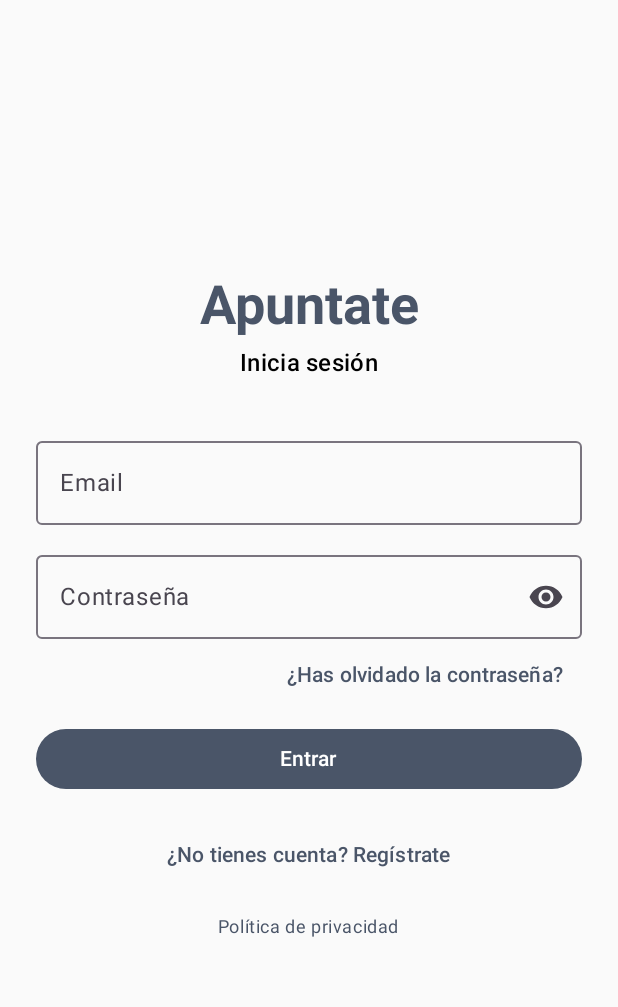
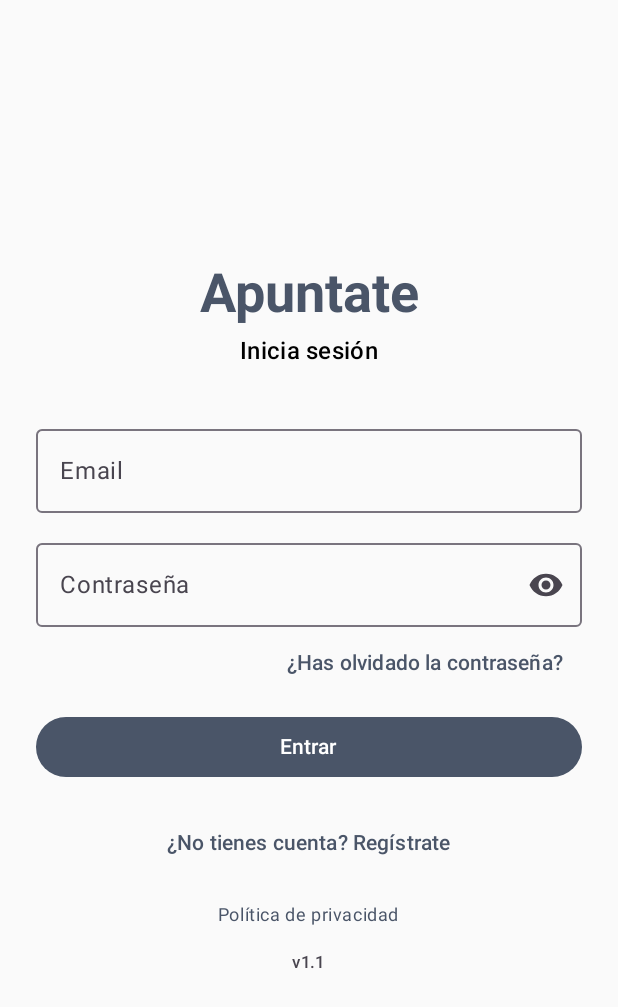
Before and after one commit to petargeorgiev123/apuntate, an Android app built with Jetpack Compose: the screen it shows after launch (MainActivity), on a phone screen of 412 x 824 dp. Shown: the top 1007 px of the screen. Run offline under Robolectric (Android 15) with nearby library versions, the phone set to English and light mode, and no system bars; our stand-ins replace Firebase (no records; nobody signed in at launch, a user with empty details on screens opened directly).

Commit message:
Mostrar la version en login y perfil; version 1.1 (versionCode 3)

```diff
--- a/app/build.gradle.kts
+++ b/app/build.gradle.kts
@@ -14,8 +14,8 @@ android {
         minSdk = 24
         // Google Play exige API 36 para apps nuevas (desde 31/08/2026).
         targetSdk = 36
-        versionCode = 2
-        versionName = "1.0.1"
+        versionCode = 3
+        versionName = "1.1"
 
         testInstrumentationRunner = "androidx.test.runner.AndroidJUnitRunner"
     }
@@ -55,6 +55,8 @@ android {
     }
     buildFeatures {
         compose = true
+        // Necesario para leer BuildConfig.VERSION_NAME (versión visible en login y perfil).
+        buildConfig = true
     }
 
     // Guarda y restaura automáticamente el idioma elegido por el usuario (per-app language).
--- a/app/src/main/java/com/apuntate/auth/AuthScreen.kt
+++ b/app/src/main/java/com/apuntate/auth/AuthScreen.kt
@@ -41,6 +41,7 @@ import androidx.compose.ui.text.style.TextAlign
 import androidx.compose.ui.unit.dp
 import com.apuntate.R
 import com.apuntate.ui.EnlacesLegales
+import com.apuntate.ui.VersionApp
 
 @Composable
 fun AuthScreen(viewModel: AuthViewModel) {
@@ -172,5 +173,6 @@ fun AuthScreen(viewModel: AuthViewModel) {
                 style = MaterialTheme.typography.bodySmall
             )
         }
+        VersionApp()
     }
 }
--- a/app/src/main/java/com/apuntate/cloud/screens/PerfilScreen.kt
+++ b/app/src/main/java/com/apuntate/cloud/screens/PerfilScreen.kt
@@ -64,6 +64,7 @@ import com.apuntate.i18n.Idioma
 import com.apuntate.i18n.LocaleManager
 import com.apuntate.perfil.FotoPerfilStore
 import com.apuntate.ui.EnlacesLegales
+import com.apuntate.ui.VersionApp
 
 @OptIn(ExperimentalMaterial3Api::class)
 @Composable
@@ -202,6 +203,8 @@ fun PerfilScreen(
                 colors = ButtonDefaults.outlinedButtonColors(contentColor = MaterialTheme.colorScheme.error),
                 modifier = Modifier.fillMaxWidth().padding(top = 16.dp)
             ) { Text(stringResource(R.string.eliminar_cuenta)) }
+
+            VersionApp(Modifier.align(Alignment.CenterHorizontally))
         }
     }
 
--- /dev/null
+++ b/app/src/main/java/com/apuntate/ui/VersionApp.kt
@@ -0,0 +1,21 @@
+package com.apuntate.ui
+
+import androidx.compose.material3.MaterialTheme
+import androidx.compose.material3.Text
+import androidx.compose.runtime.Composable
+import androidx.compose.ui.Modifier
+import com.apuntate.BuildConfig
+
+/** Texto de versión, p. ej. "v1.1" (o "v1.1 (debug)" en el APK de pruebas). */
+val textoVersion: String =
+    "v${BuildConfig.VERSION_NAME}" + if (BuildConfig.DEBUG) " (debug)" else ""
+
+@Composable
+fun VersionApp(modifier: Modifier = Modifier) {
+    Text(
+        text = textoVersion,
+        style = MaterialTheme.typography.labelSmall,
+        color = MaterialTheme.colorScheme.onSurfaceVariant,
+        modifier = modifier
+    )
+}
```
